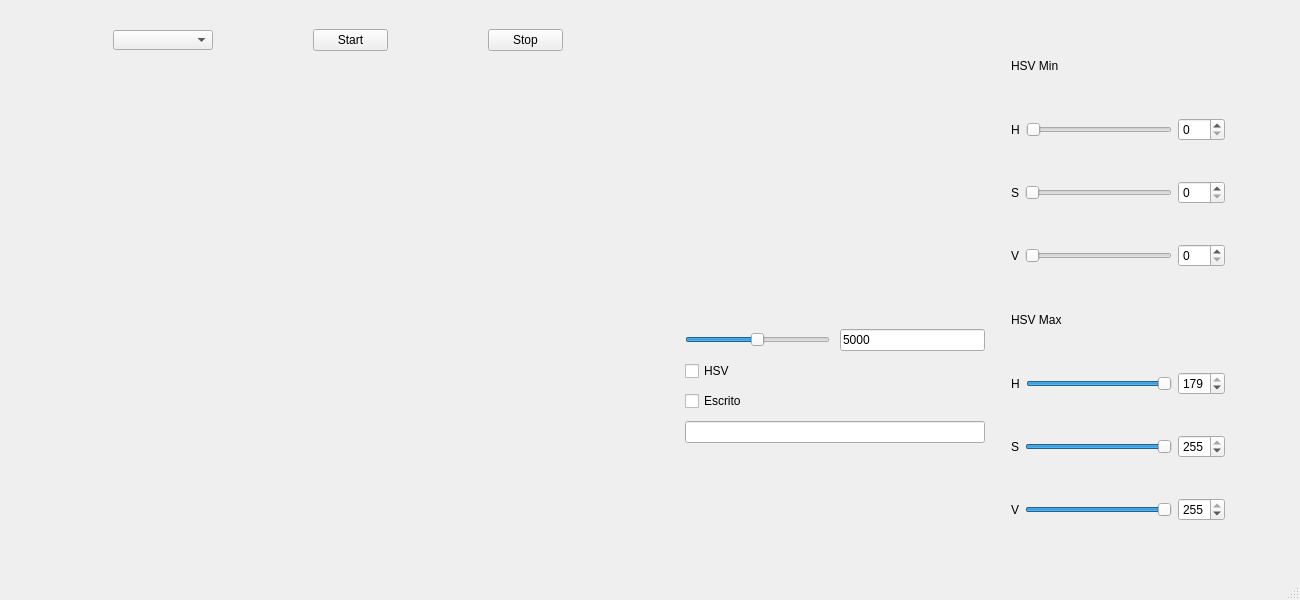
Before: the Qt Designer form window.ui in AlbertoNM/color_detection_PyQt, drawn with Qt 5.
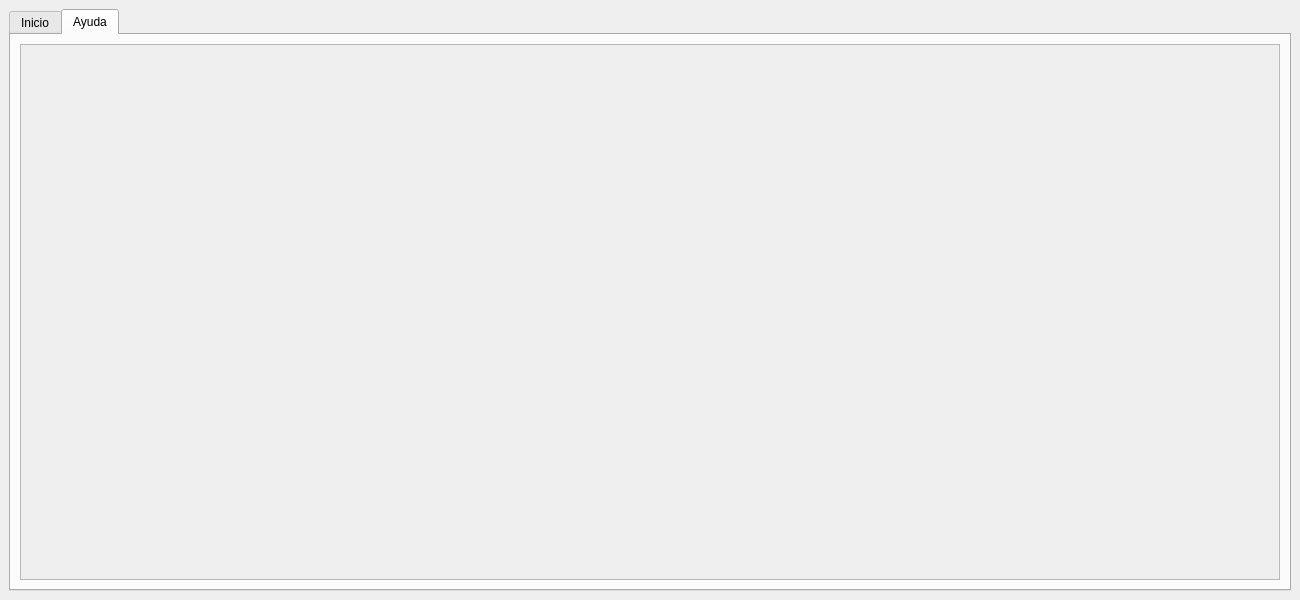
After: the same form once the commit is applied.

Diff of the .ui file:
```diff
--- a/window.ui
+++ b/window.ui
@@ -20,7 +20,17 @@
    <string>MainWindow</string>
   </property>
   <widget class="QWidget" name="centralwidget">
-   <layout class="QHBoxLayout" name="horizontalLayout_9">
+   <layout class="QVBoxLayout" name="verticalLayout">
+    <item>
+     <widget class="QTabWidget" name="tabla">
+      <property name="currentIndex">
+       <number>1</number>
+      </property>
+      <widget class="QWidget" name="inicio">
+       <attribute name="title">
+        <string>Inicio</string>
+       </attribute>
+       <layout class="QHBoxLayout" name="horizontalLayout_8">
     <item>
      <layout class="QVBoxLayout" name="video_layout">
       <property name="leftMargin">
@@ -457,17 +467,46 @@
     </item>
    </layout>
   </widget>
-  <widget class="QMenuBar" name="menubar">
+      <widget class="QWidget" name="ayuda">
+       <attribute name="title">
+        <string>Ayuda</string>
+       </attribute>
+       <layout class="QVBoxLayout" name="verticalLayout_3">
+        <item>
+         <widget class="QScrollArea" name="scrollArea">
+          <property name="widgetResizable">
+           <bool>true</bool>
+          </property>
+          <widget class="QWidget" name="scrollAreaWidgetContents">
    <property name="geometry">
     <rect>
      <x>0</x>
      <y>0</y>
-     <width>1300</width>
-     <height>21</height>
-    </rect>
-   </property>
-  </widget>
-  <widget class="QStatusBar" name="statusbar"/>
+             <width>1256</width>
+             <height>536</height>
+            </rect>
+           </property>
+           <layout class="QVBoxLayout" name="verticalLayout_5">
+            <item>
+             <widget class="QLabel" name="help_image">
+              <property name="text">
+               <string/>
+              </property>
+              <property name="alignment">
+               <set>Qt::AlignCenter</set>
+              </property>
+             </widget>
+            </item>
+           </layout>
+          </widget>
+         </widget>
+        </item>
+       </layout>
+      </widget>
+     </widget>
+    </item>
+   </layout>
+  </widget>
  </widget>
  <resources/>
  <connections/>
```
Lines whose indentation alone changed are shown as unchanged.
